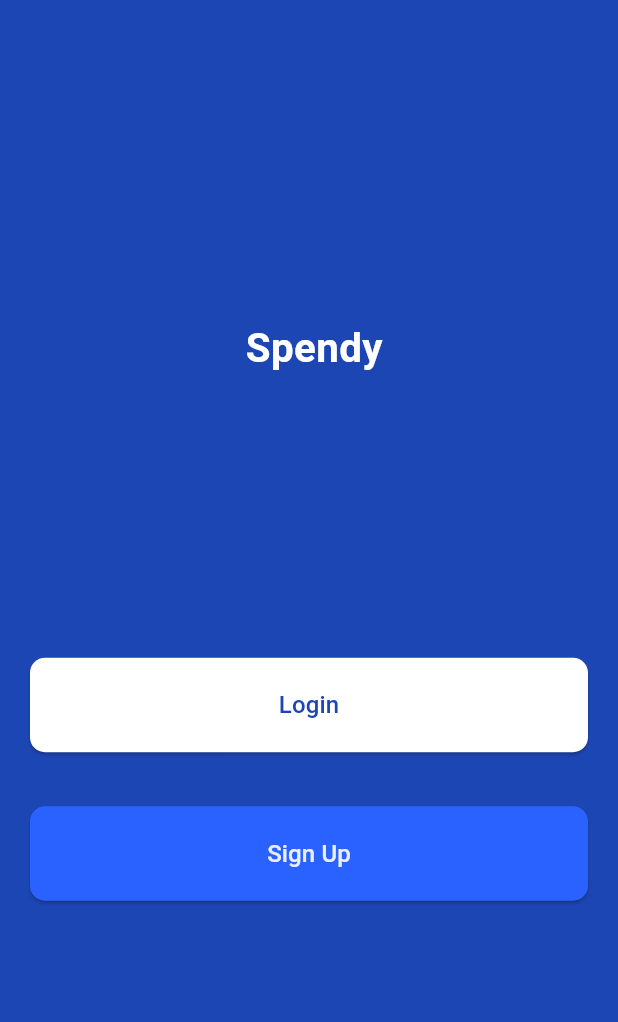
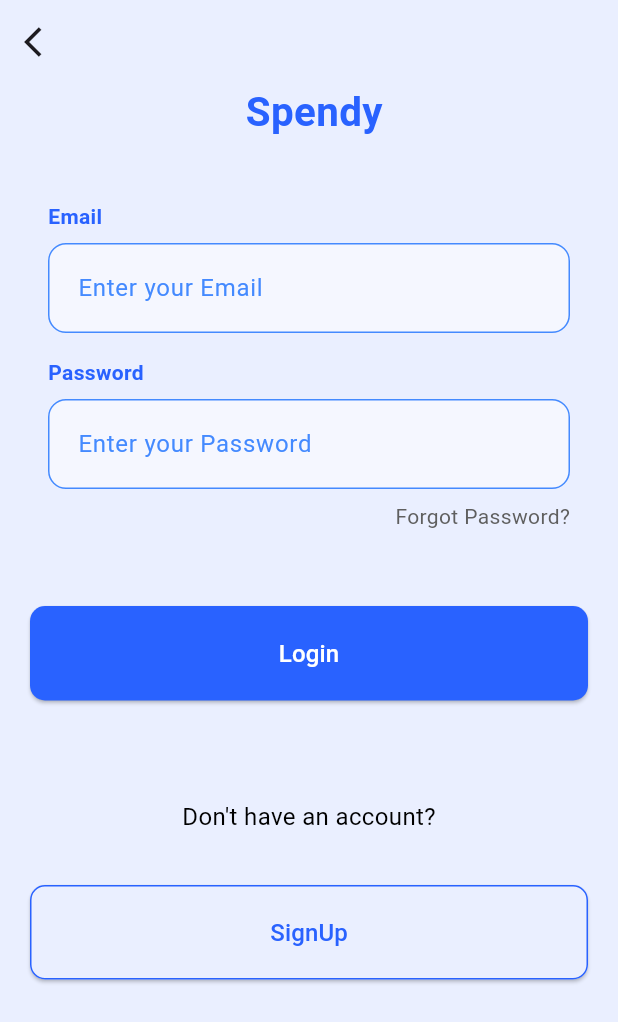
Before and after one commit to Toluwanimi10/spendy_app, a Flutter app: the screen it shows after launch, after a tap on "Login", on a phone screen of 412 x 824 dp. Shown: the top 1022 px of the screen. Run offline on Flutter 3.47's test engine with Material 3 defaults, Android fonts, the phone set to English and light mode, and no system bars.

Commit message:
creted the sign in page

```diff
--- a/lib/pages/home_page.dart
+++ b/lib/pages/home_page.dart
@@ -1,6 +1,7 @@
 import 'package:flutter/material.dart';
 import 'package:spendy_app/pages/sign_up.dart';
 import 'sign_up.dart';
+import 'sign_in.dart';
 
 class home_page extends StatelessWidget {
   const home_page({super.key});
@@ -40,7 +41,14 @@ class home_page extends StatelessWidget {
                         borderRadius: BorderRadius.circular(10),
                       ),
                     ),
-                    onPressed: () {},
+                    onPressed: () {
+                      Navigator.push(
+                        context,
+                        MaterialPageRoute(
+                          builder: (context) => const sign_in(),
+                        ),
+                      );
+                    },
                     child: Text(
                       'Login',
                       style: TextStyle(fontSize: 16, color: Color(0xFF1D46B5)),
--- /dev/null
+++ b/lib/pages/sign_in.dart
@@ -0,0 +1,212 @@
+import 'package:flutter/material.dart';
+import 'home_page.dart';
+
+class sign_in extends StatelessWidget {
+  const sign_in({super.key});
+
+  @override
+  Widget build(BuildContext context) {
+    return Scaffold(
+      backgroundColor: Color(0xFFEAEFFF),
+      appBar: AppBar(
+        backgroundColor: Color(0xFFEAEFFF),
+        leading: IconButton(
+          icon: Icon(Icons.arrow_back_ios),
+          onPressed: () {
+            Navigator.push(
+              context,
+              MaterialPageRoute(builder: (context) => const home_page()),
+            );
+          },
+        ),
+      ),
+      body: Column(
+        children: [
+          Row(
+            mainAxisAlignment: MainAxisAlignment.center,
+            children: [
+              Text(
+                ' Spendy',
+                style: TextStyle(
+                  fontSize: 26.9,
+                  fontWeight: FontWeight.bold,
+                  color: Color(0xFF2962FF),
+                ),
+              ),
+            ],
+          ),
+          SizedBox(height: 40),
+          Column(
+            children: [
+              Padding(
+                padding: const EdgeInsets.only(left: 32, right: 32),
+                child: Row(
+                  children: [
+                    Text(
+                      'Email',
+                      style: TextStyle(
+                        fontSize: 14,
+                        fontWeight: FontWeight.w700,
+                        color: Color(0xFF2962FF),
+                      ),
+                    ),
+                  ],
+                ),
+              ),
+            ],
+          ),
+          SizedBox(height: 8),
+          Padding(
+            padding: const EdgeInsets.only(left: 32, right: 32),
+            child: TextField(
+              decoration: InputDecoration(
+                hintText: 'Enter your Email',
+                hintStyle: const TextStyle(color: Colors.blueAccent),
+                filled: true,
+                fillColor: const Color(0xFFF5F7FF),
+                contentPadding: const EdgeInsets.symmetric(
+                  horizontal: 16,
+                  vertical: 18,
+                ),
+                enabledBorder: OutlineInputBorder(
+                  borderRadius: BorderRadius.circular(12),
+                  borderSide: const BorderSide(
+                    color: Colors.blueAccent,
+                    width: 1,
+                  ),
+                ),
+                focusedBorder: OutlineInputBorder(
+                  borderRadius: BorderRadius.circular(12),
+                  borderSide: const BorderSide(color: Colors.blue, width: 1.5),
+                ),
+              ),
+              style: const TextStyle(color: Colors.black),
+            ),
+          ),
+          SizedBox(height: 16),
+          Column(
+            children: [
+              Padding(
+                padding: const EdgeInsets.only(left: 32, right: 32),
+                child: Row(
+                  children: [
+                    Text(
+                      'Password',
+                      style: TextStyle(
+                        fontSize: 14,
+                        fontWeight: FontWeight.w700,
+                        color: Color(0xFF2962FF),
+                      ),
+                    ),
+                  ],
+                ),
+              ),
+            ],
+          ),
+          SizedBox(height: 8),
+          Padding(
+            padding: const EdgeInsets.only(left: 32, right: 32),
+            child: TextField(
+              decoration: InputDecoration(
+                hintText: 'Enter your Password',
+                hintStyle: const TextStyle(color: Colors.blueAccent),
+                filled: true,
+                fillColor: const Color(0xFFF5F7FF),
+                contentPadding: const EdgeInsets.symmetric(
+                  horizontal: 16,
+                  vertical: 18,
+                ),
+                enabledBorder: OutlineInputBorder(
+                  borderRadius: BorderRadius.circular(12),
+                  borderSide: const BorderSide(
+                    color: Colors.blueAccent,
+                    width: 1,
+                  ),
+                ),
+                focusedBorder: OutlineInputBorder(
+                  borderRadius: BorderRadius.circular(12),
+                  borderSide: const BorderSide(color: Colors.blue, width: 1.5),
+                ),
+              ),
+              style: const TextStyle(color: Colors.black),
+            ),
+          ),
+          SizedBox(height: 8),
+          Padding(
+            padding: const EdgeInsets.only(right: 32),
+            child: Row(
+              mainAxisAlignment: MainAxisAlignment.end,
+              children: [
+                SizedBox(width: 32),
+                Text(
+                  'Forgot Password?',
+                  style: TextStyle(
+                    fontSize: 14,
+                    fontWeight: FontWeight.w400,
+                    color: Color(0xFF5F5F5F),
+                  ),
+                ),
+              ],
+            ),
+          ),
+          SizedBox(height: 40),
+          Container(
+            width: double.infinity,
+            margin: EdgeInsets.symmetric(horizontal: 20, vertical: 10),
+            child: ElevatedButton(
+              style: ElevatedButton.styleFrom(
+                backgroundColor: Color(0xFF2962FF),
+                padding: EdgeInsets.symmetric(vertical: 20),
+                shape: RoundedRectangleBorder(
+                  borderRadius: BorderRadius.circular(10),
+                ),
+              ),
+              onPressed: () {
+                Navigator.push(
+                  context,
+                  MaterialPageRoute(builder: (context) => const sign_in()),
+                );
+              },
+              child: Text(
+                'Login',
+                style: TextStyle(fontSize: 16, color: Colors.white,),
+              ),
+            ),
+          ),
+          SizedBox(height: 56),
+          Text(
+            'Don\'t have an account?',
+            style: TextStyle(
+              fontSize: 16,
+              fontWeight: FontWeight.w400,
+              color: Color(0xFF000000),
+            ),
+          ),
+          SizedBox(height: 24),
+          Container(
+            width: double.infinity,
+            margin: EdgeInsets.symmetric(horizontal: 20, vertical: 10),
+            child: ElevatedButton(
+              style: ElevatedButton.styleFrom(
+                backgroundColor: Color(0xFFEAEFFF),
+                padding: EdgeInsets.symmetric(vertical: 20),
+                shape: RoundedRectangleBorder(
+                  borderRadius: BorderRadius.circular(10),
+                  side: BorderSide(
+                    color: Color(0xFF2962FF),
+                    width: 1,
+                  ),
+                ),
+              ),
+              onPressed: () {},
+              child: Text(
+                'SignUp',
+                style: TextStyle(fontSize: 16, color: Color(0xFF2962FF)),
+              ),
+            ),
+          ),
+        ],
+      ),
+    );
+  }
+}
```
